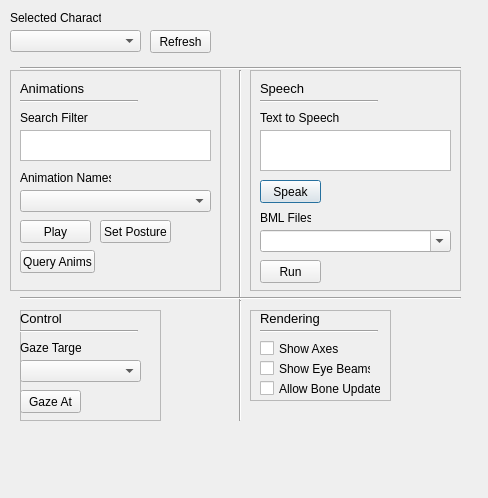
The window that core/sbmonitor/gui/designer/UtilsDialog.ui (DrAlta/smartbody) describes before a commit, drawn with Qt 5.
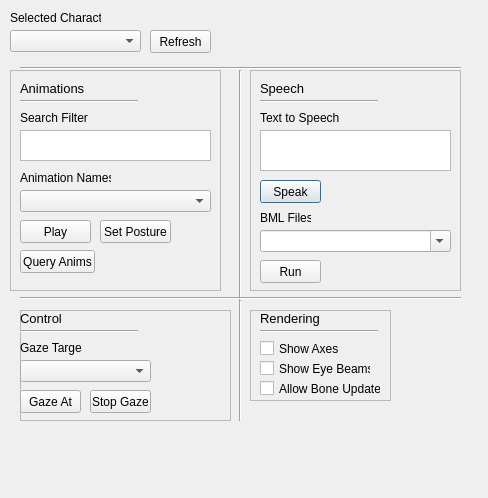
The same window after the commit.

Commit message: sbmonitor- added stop gaze button to utils dialog that sends sbm char <charname> gazefade out 1

Patch:
```diff
--- a/core/sbmonitor/gui/designer/UtilsDialog.ui
+++ b/core/sbmonitor/gui/designer/UtilsDialog.ui
@@ -380,7 +380,7 @@
     <rect>
      <x>20</x>
      <y>310</y>
-     <width>141</width>
+     <width>211</width>
      <height>111</height>
     </rect>
    </property>
@@ -421,7 +421,7 @@
      <rect>
       <x>0</x>
       <y>50</y>
-      <width>121</width>
+      <width>131</width>
       <height>22</height>
      </rect>
     </property>
@@ -460,6 +460,19 @@
      <string>Control</string>
     </property>
    </widget>
+   <widget class="QPushButton" name="StopGazeButton">
+    <property name="geometry">
+     <rect>
+      <x>70</x>
+      <y>80</y>
+      <width>61</width>
+      <height>23</height>
+     </rect>
+    </property>
+    <property name="text">
+     <string>Stop Gaze</string>
+    </property>
+   </widget>
   </widget>
   <widget class="Line" name="line_6">
    <property name="geometry">
```
The commit also changes 22 other files.
